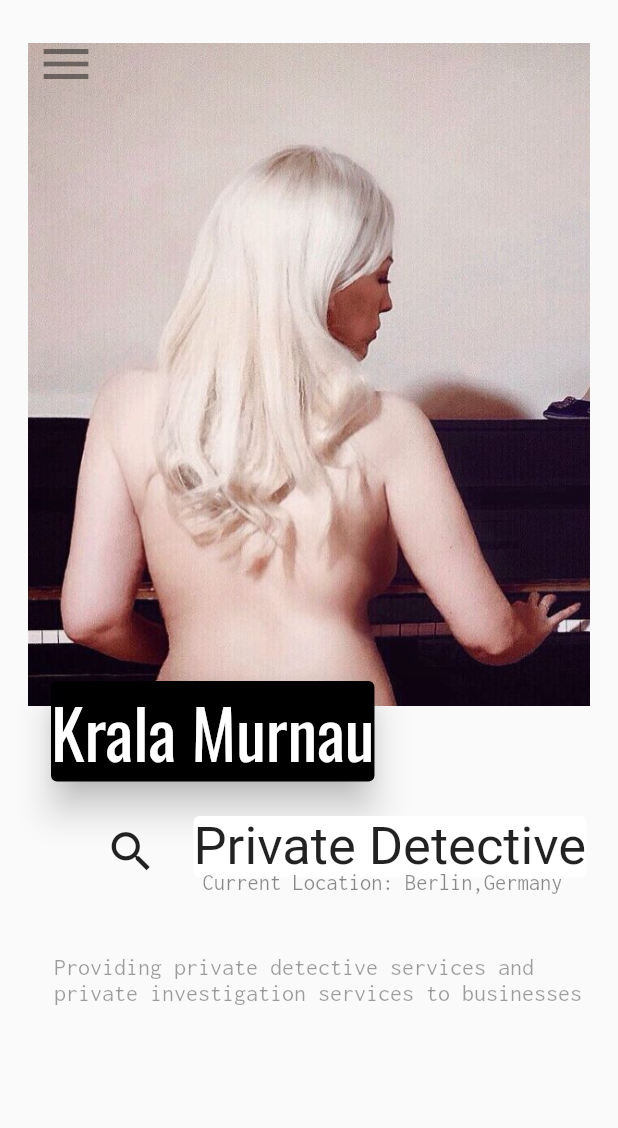
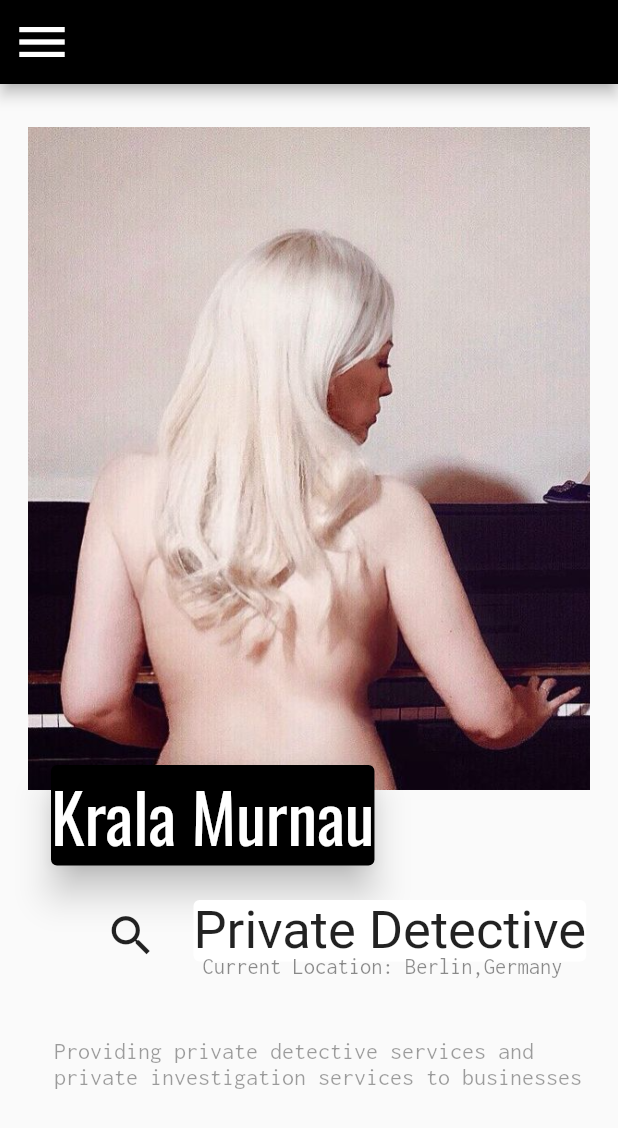
Before and after one commit to sagnik150699/drenlab_krala_murnau_portfolio, a Flutter app: the screen it shows after launch, on a phone screen of 412 x 824 dp. Shown: the top 1128 px of the screen. Run offline on Flutter 3.47's test engine with Material 2 defaults, Android fonts, the phone set to English and light mode, and no system bars; drawn by our look-alikes of carousel_slider; our stand-ins replace google_fonts.

Commit message:
Added app bar back or more colour

```diff
--- a/flutter_app/lib/services/responsive_handler.dart
+++ b/flutter_app/lib/services/responsive_handler.dart
@@ -16,7 +16,7 @@ class _ServicesState extends State<Services> {
     // double _height = MediaQuery.of(context).size.height;
 
     return MaterialApp(
-      theme: ThemeData.light(),
+      //theme: ThemeData.dark(),
       home: LayoutBuilder(
         builder: (context, constraints) {
           if (constraints.maxWidth > 600) {
--- a/flutter_app/lib/ui/mobile.dart
+++ b/flutter_app/lib/ui/mobile.dart
@@ -13,7 +13,7 @@ class _Mobile extends State<Mobile> {
   var city = 'Berlin,Germany';
 
   Variables variables = new Variables();
-
+  final GlobalKey<ScaffoldState> _scaffoldKey = new GlobalKey<ScaffoldState>();
   Widget build(BuildContext context) {
     final Size size = MediaQuery.of(context).size;
     final double categoryHeight = size.height;
@@ -57,24 +57,24 @@ class _Mobile extends State<Mobile> {
                       enlargeCenterPage: true,
                       scrollDirection: Axis.horizontal,
                     ))),
-            Padding(
-              padding: const EdgeInsets.only(top: 5),
-              child: ListTile(
-                title: Text(
-                  "",
-                  style: GoogleFonts.oswald(fontSize: 40),
-                ),
-                leading: IconButton(
-                  icon: Icon(
-                    Icons.menu,
-                    size: 40,
-                  ),
-                  onPressed: () {
-                     Scaffold.of(context).openDrawer();
-                  },
-                ),
-              ),
-            ),
+            // Padding(
+            //   padding: const EdgeInsets.only(top: 5),
+            //   child: ListTile(
+            //     title: Text(
+            //       "",
+            //       style: GoogleFonts.oswald(fontSize: 40),
+            //     ),
+            //     leading: IconButton(
+            //       icon: Icon(
+            //         Icons.menu,
+            //         size: 40,
+            //       ),
+            //       onPressed: () {
+            //          Scaffold.of(context).openDrawer();
+            //       },
+            //     ),
+            //   ),
+            // ),
             Padding(
               padding: const EdgeInsets.only(top: 450, left: 30),
               child: Card(
@@ -157,26 +157,26 @@ class _Mobile extends State<Mobile> {
                   enlargeCenterPage: true,
                   scrollDirection: Axis.horizontal,
                 ))),
-        Padding(
-          padding: const EdgeInsets.only(top: 5),
-          child: InteractiveViewer(
-            child: ListTile(
-              title: Text(
-                "",
-                style: GoogleFonts.oswald(fontSize: 40),
-              ),
-              leading: IconButton(
-                icon: Icon(
-                  Icons.menu,
-                  size: 40,
-                ),
-                onPressed: () {
-                  // Scaffold.of(context).openDrawer();
-                },
-              ),
-            ),
-          ),
-        ),
+        // Padding(
+        //   padding: const EdgeInsets.only(top: 5),
+        //   child: InteractiveViewer(
+        //     child: ListTile(
+        //       title: Text(
+        //         "",
+        //         style: GoogleFonts.oswald(fontSize: 40),
+        //       ),
+        //       leading: IconButton(
+        //         icon: Icon(
+        //           Icons.menu,
+        //           size: 40,
+        //         ),
+        //         onPressed: () {
+        //           // Scaffold.of(context).openDrawer();
+        //         },
+        //       ),
+        //     ),
+        //   ),
+        // ),
         Padding(
           padding: const EdgeInsets.only(top: 450, left: 30),
           child: Card(
@@ -240,24 +240,24 @@ class _Mobile extends State<Mobile> {
                   enlargeCenterPage: true,
                   scrollDirection: Axis.horizontal,
                 ))),
-        Padding(
-          padding: const EdgeInsets.only(top: 5),
-          child: ListTile(
-            title: Text(
-              "",
-              style: GoogleFonts.oswald(fontSize: 40),
-            ),
-            leading: IconButton(
-              icon: Icon(
-                Icons.menu,
-                size: 40,
-              ),
-              onPressed: () {
-                // Scaffold.of(context).openDrawer();
-              },
-            ),
-          ),
-        ),
+        // Padding(
+        //   padding: const EdgeInsets.only(top: 5),
+        //   child: ListTile(
+        //     title: Text(
+        //       "",
+        //       style: GoogleFonts.oswald(fontSize: 40),
+        //     ),
+        //     leading: IconButton(
+        //       icon: Icon(
+        //         Icons.menu,
+        //         size: 40,
+        //       ),
+        //       onPressed: () {
+        //         // Scaffold.of(context).openDrawer();
+        //       },
+        //     ),
+        //   ),
+        // ),
         Padding(
           padding: const EdgeInsets.only(top: 450, left: 30),
           child: Card(
@@ -303,11 +303,56 @@ class _Mobile extends State<Mobile> {
 
     return SafeArea(
       child: Scaffold(
-        drawer: Drawer(
+        drawer: new Drawer(
+
           child: ListView(
-            children: [Text("Word 1")],
+            // Important: Remove any padding from the ListView.
+            padding: EdgeInsets.zero,
+            children: <Widget>[
+              // DrawerHeader(
+              //   child: Text('Drawer Header'),
+              //   decoration: BoxDecoration(
+              //     color: Colors.blue,
+              //   ),
+              // ),
+              ListTile(
+                title: Text('Item 1'),
+                onTap: () {
+                  // Update the state of the app.
+                  Navigator.pop(context);
+                },
+              ),
+              ListTile(
+                title: Text('Item 2'),
+                onTap: () {
+                  Navigator.pop(context);
+                  // Update the state of the app.
+                  // ...
+                },
+              ),
+            ],
           ),
         ),
+        key: _scaffoldKey,
+        appBar: AppBar(
+          backgroundColor: Colors.black,
+          leading: new IconButton(
+            color: Colors.white,
+            icon: new Icon( Icons.menu, size: 40,),
+            onPressed: () => _scaffoldKey.currentState.openDrawer(),
+          ),
+
+        ),
+        // floatingActionButton: Padding(
+        //
+        //   padding: const EdgeInsets.only( bottom: 670),
+        //   child: new IconButton(
+        //     color: Colors.white,
+        //     icon: new Icon( Icons.menu, size: 40,),
+        //     onPressed: () => _scaffoldKey.currentState.openDrawer(),
+        //   ),
+        // ),
+
         body: ListView.builder(
         controller: controller,
         physics: BouncingScrollPhysics(),
@@ -318,6 +363,7 @@ class _Mobile extends State<Mobile> {
           return itemData[index];
         },
           ),
+
       ),
     );
     // return
```
Lines whose indentation alone changed are shown as unchanged.
